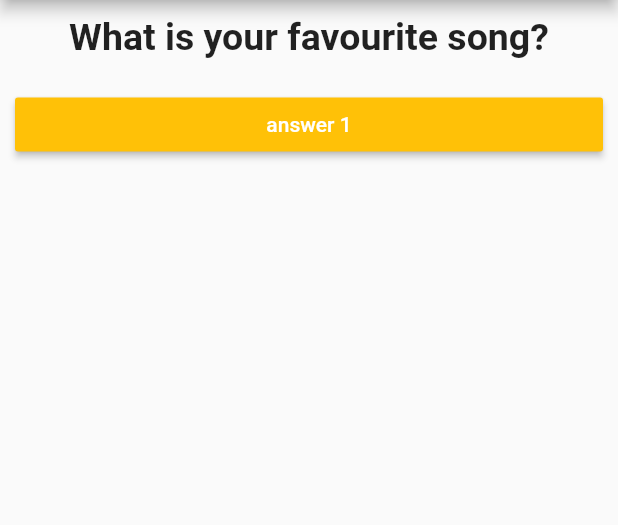
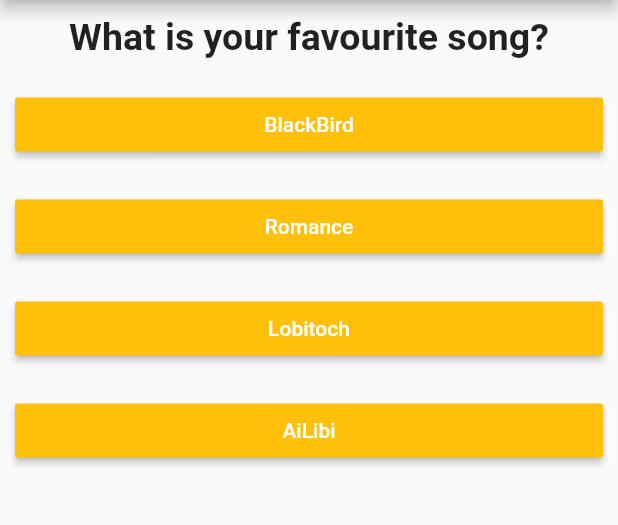
Before and after one commit to WinstonBrandon/QuizApp, a Flutter app: the screen it shows after launch, on a phone screen of 412 x 824 dp, the part 84-609 px from its top. Run offline on Flutter 3.47's test engine with Material 2 defaults, Android fonts, the phone set to English and light mode, and no system bars.

Commit message:
changes made in detachged head

```diff
--- a/lib/answer.dart
+++ b/lib/answer.dart
@@ -2,9 +2,11 @@ import 'package:flutter/material.dart';
 
 class Answer extends StatelessWidget {
   final VoidCallback selectHandler;
+  final String answerText;
 
-  Answer(this.selectHandler);
+  Answer(this.selectHandler, this.answerText);
 
+  @override
   Widget build(BuildContext context) {
     return Container(
       width: double.infinity,
@@ -12,7 +14,7 @@ class Answer extends StatelessWidget {
       child: RaisedButton(
           color: Colors.amber,
           textColor: Colors.white,
-          child: Text('answer 1'),
+          child: Text(answerText),
           onPressed: selectHandler),
     );
   }
--- a/lib/main.dart
+++ b/lib/main.dart
@@ -1,6 +1,6 @@
 import 'package:flutter/material.dart';
-import './question.dart';
-import './answer.dart';
+import './quiz.dart';
+import './result.dart';
 
 void main() {
   runApp(MyApp());
@@ -16,8 +16,11 @@ class MyApp extends StatefulWidget {
 
 class MyAppState extends State<MyApp> {
   var _questionIndex = 0;
+  var _totalScore = 0;
 
-  void _answerQuestion() {
+  void _answerQuestion(int score) {
+    _totalScore = _totalScore + score;
+
     setState(() {
       _questionIndex = _questionIndex + 1;
     });
@@ -26,24 +29,48 @@ class MyAppState extends State<MyApp> {
   }
 
   var _questions = [
-    'What is your favourite song?',
-    'What is your name?',
-    'What is your profession?'
+    {
+      'questionText': 'What is your favourite song?',
+      'answer': [
+        {'text': 'BlackBird', 'score': 10},
+        {'text': 'Romance', 'score': 8},
+        {'text': 'Lobitoch', 'score': 6},
+        {'text': 'AiLibi', 'score': 4},
+      ]
+    },
+    {
+      'questionText': 'What is your name?',
+      'answer': [
+        {'text': 'Ruud', 'score': 10},
+        {'text': 'Jood', 'score': 6},
+        {'text': 'Blaka', 'score': 4}
+      ]
+    },
+    {
+      'questionText': 'What is your profession?',
+      'answer': [
+        {'text': 'Spartan', 'score': 10},
+        {'text': 'Soldier', 'score': 8},
+        {'text': 'Freeagent', 'score': 6},
+        {'text': 'Stylebender', 'score': 4}
+      ]
+    },
   ];
+
   @override
   Widget build(BuildContext context) {
     return MaterialApp(
       home: Scaffold(
-        appBar: AppBar(
-          title: Text('My Final Quiz App'),
-        ),
-        body: Column(
-          children: [
-            Question(_questions[_questionIndex]),
-            Answer(_answerQuestion),
-          ],
-        ),
-      ),
+          appBar: AppBar(
+            title: Text('My Final Quiz App'),
+          ),
+          body: _questionIndex < _questions.length
+              ? Quiz(
+                  answerQuestion: _answerQuestion,
+                  questions: _questions,
+                  questionIndex: _questionIndex,
+                )
+              : Result(_totalScore)),
     );
   }
 }
--- a/lib/question.dart
+++ b/lib/question.dart
@@ -3,7 +3,7 @@ import 'package:flutter/material.dart';
 class Question extends StatelessWidget {
   final String questionText;
   Question(this.questionText);
-
+  @override
   Widget build(BuildContext context) {
     return Container(
       width: double.infinity,
--- /dev/null
+++ b/lib/quiz.dart
@@ -0,0 +1,28 @@
+import 'package:flutter/material.dart';
+import './question.dart';
+import './answer.dart';
+
+class Quiz extends StatelessWidget {
+  final List<Map<String, Object>> questions;
+  final int questionIndex;
+  final Function answerQuestion;
+
+  Quiz(
+      {required this.questions,
+      required this.answerQuestion,
+      required this.questionIndex});
+
+  @override
+  Widget build(BuildContext context) {
+    return Column(
+      children: [
+        Question(questions[questionIndex]['questionText'] as String),
+        ...(questions[questionIndex]['answer'] as List<Map<String, Object>>)
+            .map((answer) {
+          return Answer(
+              () => answerQuestion(answer['score']), answer['text'] as String);
+        }).toList()
+      ],
+    );
+  }
+}
--- /dev/null
+++ b/lib/result.dart
@@ -0,0 +1,27 @@
+import 'package:flutter/material.dart';
+
+class Result extends StatelessWidget {
+  final int resultScore;
+  Result(this.resultScore);
+
+  String get resultPhrase {
+    String resultText;
+    if (resultScore <= 12) {
+      resultText = 'Waoww!';
+    } else if (resultScore <= 15) {
+      resultText = 'woei!';
+    } else if (resultScore <= 18) {
+      resultText = 'Mainn!';
+    } else {
+      resultText = 'too late buddy';
+    }
+    return resultText;
+  }
+
+  @override
+  Widget build(BuildContext context) {
+    return Center(
+      child: Text(resultPhrase),
+    );
+  }
+}
```
